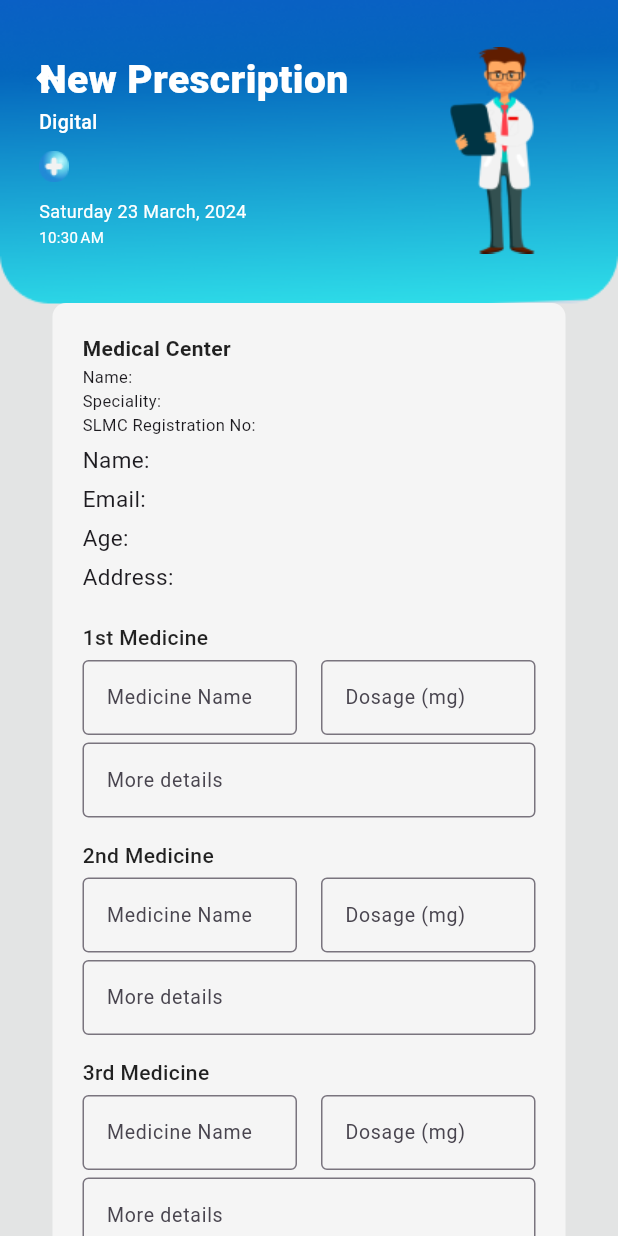
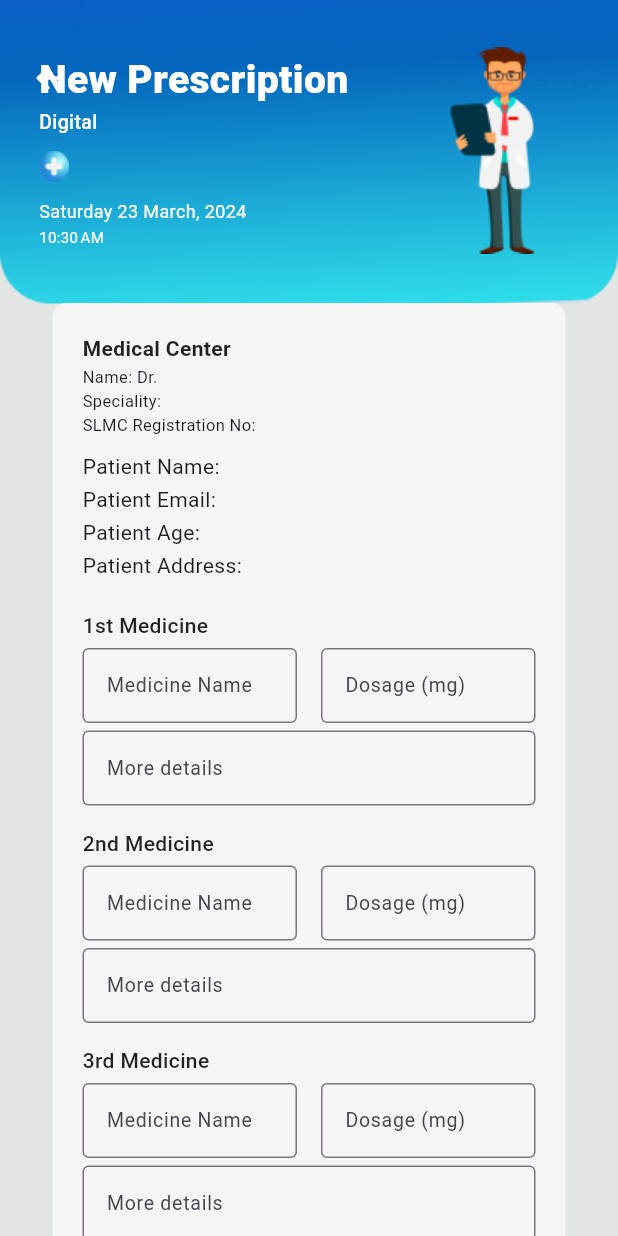
Before and after one commit to Jaindu1223/med_vault, a Flutter app: the NewPrescription screen opened directly with empty values, on a phone screen of 412 x 824 dp. Run offline on Flutter 3.47's test engine with Material 3 defaults, Android fonts, the phone set to English and light mode, and no system bars; our stand-ins replace firebase_core, geolocator, qr_flutter; missing offline and left inert: qr_code_scanner; accounts and stored records are empty; network calls fail.

Commit message:
modify prescription template

```diff
--- a/lib/pages/doctor/new_prescription.dart
+++ b/lib/pages/doctor/new_prescription.dart
@@ -317,7 +317,7 @@ class _NewPrescriptionState extends State<NewPrescription> {
                                     const SizedBox(height: 1),
                                     Text(
                                       // 'MD.Amber Smith',
-                                      'Name: $_doctorName',
+                                      'Name: Dr.$_doctorName',
                                       style: const TextStyle(
                                         fontWeight: FontWeight.w400,
                                         fontSize: 11,
@@ -339,100 +339,46 @@ class _NewPrescriptionState extends State<NewPrescription> {
                                       ),
                                     ),
 
-                                    const SizedBox(height: 5),
-                                    // TextField(
-                                    //   controller: _patientNameController,
-                                    //   decoration:  const InputDecoration(
-                                    //       labelText: 'Patient Name',
-                                    //     labelStyle: TextStyle(
-                                    //       fontWeight: FontWeight.w400,
-                                    //       fontSize: 15,
-                                    //     ),
-                                    //   ),
-                                    //   style: const TextStyle(
-                                    //     fontWeight: FontWeight.w400,
-                                    //     fontSize: 15,
-                                    //   ),
-                                    // ),
+                                    const SizedBox(height: 10),
 
                                     Text(
                                       // 'MD.Amber Smith',
-                                      'Name: $_patientName',
+                                      'Patient Name: $_patientName',
                                       style: const TextStyle(
                                         fontWeight: FontWeight.w400,
-                                        fontSize: 15,
+                                        fontSize: 14,
                                       ),
                                     ),
-                                    const SizedBox(height: 5),
-                                    // TextField(
-                                    //   controller: _patientEmailController,
-                                    //   decoration:  const InputDecoration(
-                                    //     labelText: 'email(nic)',
-                                    //     labelStyle: TextStyle(
-                                    //       fontWeight: FontWeight.w400,
-                                    //       fontSize: 15,
-                                    //     ),
-                                    //   ),
-                                    //   style: const TextStyle(
-                                    //     fontWeight: FontWeight.w400,
-                                    //     fontSize: 15,
-                                    //   ),
-                                    // ),
+                                    const SizedBox(height: 2),
+
 
                                     Text(
                                       // 'MD.Amber Smith',
-                                      'Email: $_patientEmail',
+                                      'Patient Email: $_patientEmail',
                                       style: const TextStyle(
                                         fontWeight: FontWeight.w400,
-                                        fontSize: 15,
+                                        fontSize: 14,
                                       ),
                                     ),
-                                    const SizedBox(height: 5),
-                                    // TextField(
-                                    //   controller: _ageController,
-                                    //   decoration:  const InputDecoration(
-                                    //       labelText: 'Age',
-                                    //     labelStyle: TextStyle(
-                                    //       fontWeight: FontWeight.w400,
-                                    //       fontSize: 15,
-                                    //     ),),
-                                    //   keyboardType: TextInputType.number,
-                                    //   style: const TextStyle(
-                                    //     fontWeight: FontWeight.w400,
-                                    //     fontSize: 15,
-                                    //   ),
-                                    // ),
+                                    const SizedBox(height: 2),
+
                                     Text(
                                       // 'MD.Amber Smith',
-                                      'Age: $_patientAge',
+                                      'Patient Age: $_patientAge',
                                       style: const TextStyle(
                                         fontWeight: FontWeight.w400,
-                                        fontSize: 15,
+                                        fontSize: 14,
                                       ),
                                     ),
 
-                                    const SizedBox(height: 5),
-                                    // TextField(
-                                    //   controller: _addressController,
-                                    //   decoration:  const InputDecoration(
-                                    //       labelText: 'Address',
-                                    //     labelStyle: TextStyle(
-                                    //       fontWeight: FontWeight.w400,
-                                    //       fontSize: 15,
-                                    //     ),
-                                    //   ),
-                                    //   maxLines: null,
-                                    //   style: const TextStyle(
-                                    //     fontWeight: FontWeight.w400,
-                                    //     fontSize: 15,
-                                    //   ),
-                                    // ),
+                                    const SizedBox(height: 2),
+
                                     Text(
                                       // 'MD.Amber Smith',
-                                      'Address: $_patientAddress',
+                                      'Patient Address: $_patientAddress',
                                       style: const TextStyle(
                                         fontWeight: FontWeight.w400,
-                                        fontSize: 15,
+                                        fontSize: 14,
                                       ),
                                     ),
 
```
